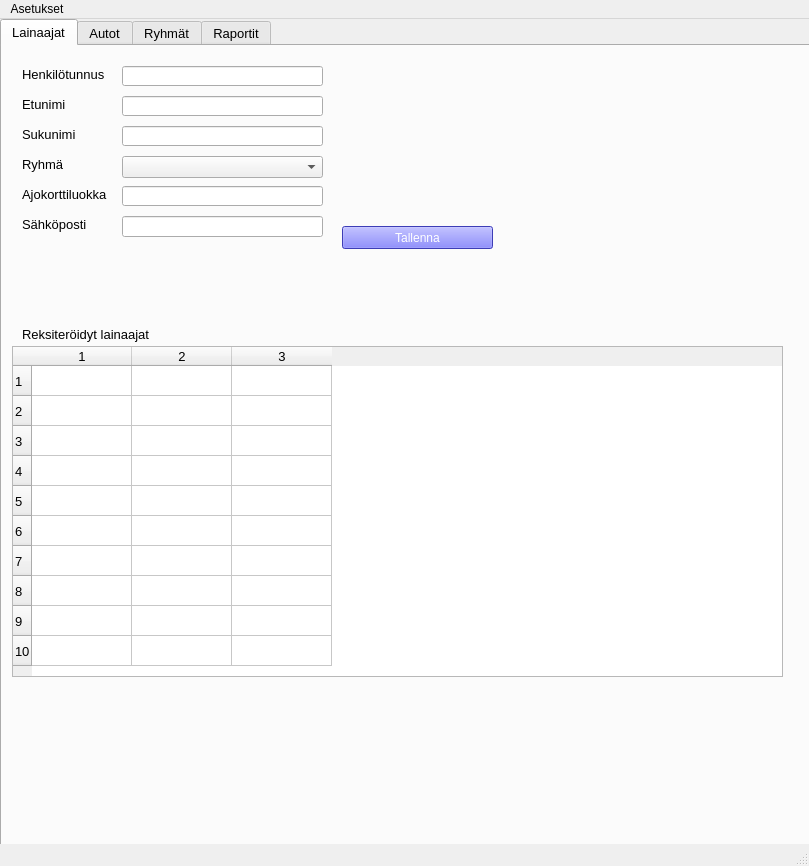
Above: administrative.ui from 50904/Autolainaus before the change. Below: the same form after it.
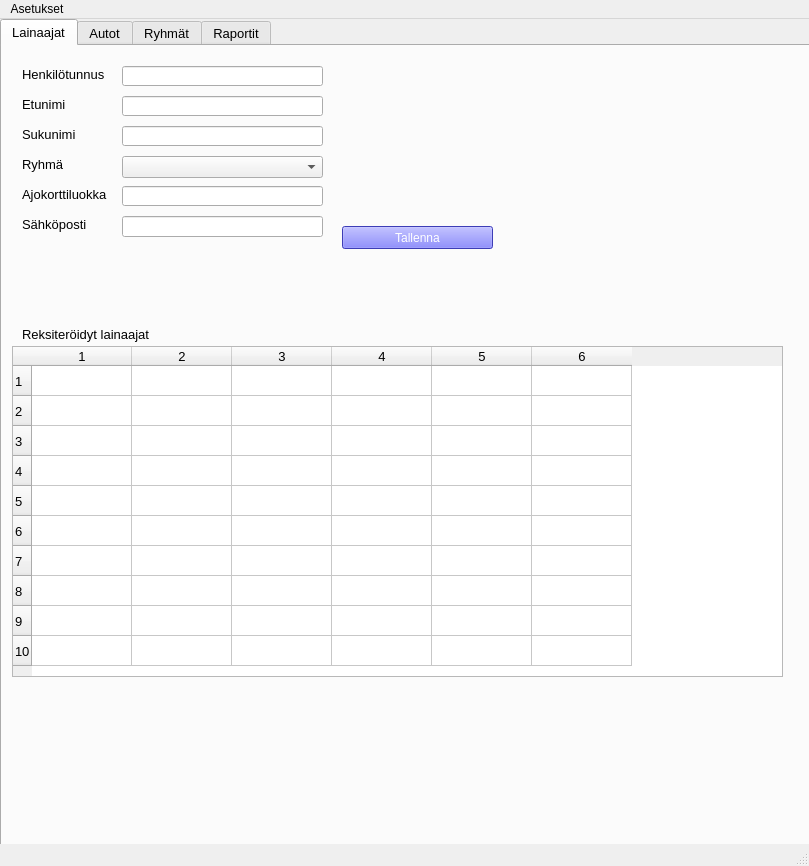
That is the form after the change.

Patch:
```diff
--- a/administrative.ui
+++ b/administrative.ui
@@ -176,7 +176,7 @@
        <number>10</number>
       </property>
       <property name="columnCount">
-       <number>3</number>
+       <number>6</number>
       </property>
       <row/>
       <row/>
@@ -191,6 +191,9 @@
       <column/>
       <column/>
       <column/>
+      <column/>
+      <column/>
+      <column/>
      </widget>
      <widget class="QPushButton" name="savePersonPushButton">
       <property name="geometry">
```
Left out of the diff: 14 changed lines with no effect on the pictures.
